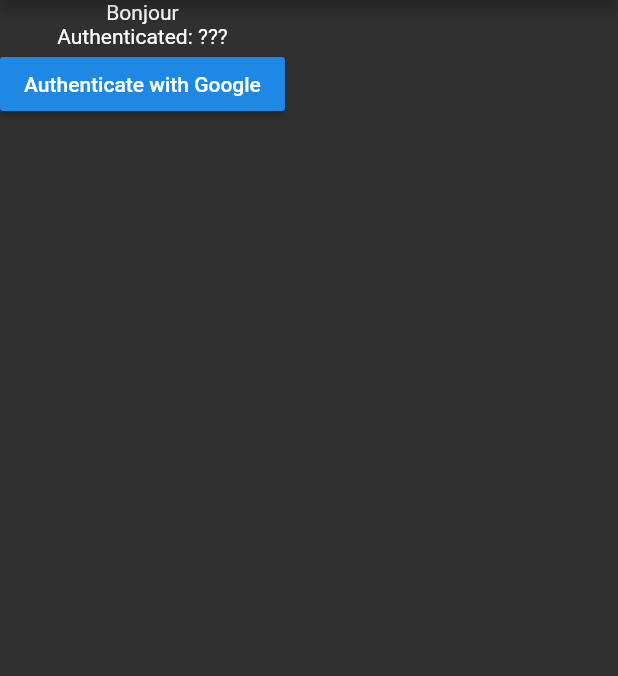
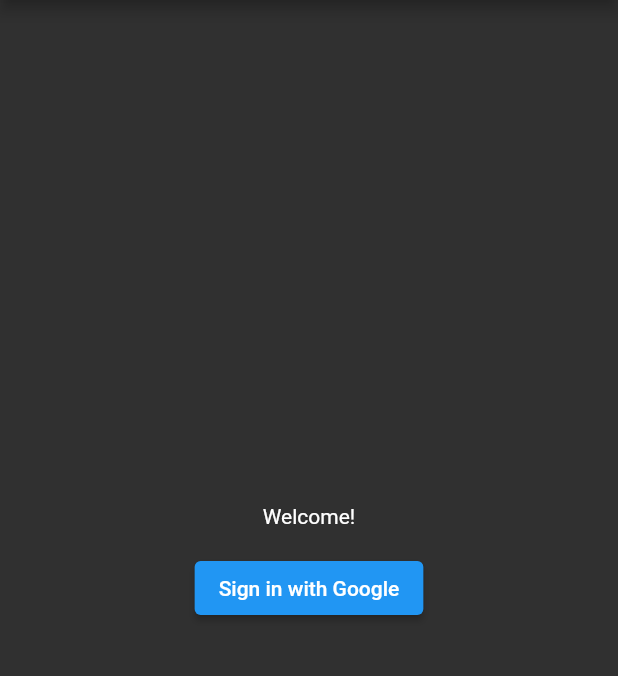
Before and after one commit to dadouf/ProjectQuiche, a Flutter app: the screen it shows after launch, on a phone screen of 412 x 824 dp, the part 84-760 px from its top. Run offline on Flutter 3.47's test engine with Material 2 defaults, Android fonts, the phone set to English and light mode, and no system bars; our stand-ins replace firebase_auth, firebase_core, firebase_database, google_sign_in; accounts and stored records are empty.

Commit message:
Make login screen a little nicer. Add logout button.

```diff
--- a/lib/screens/authenticate.dart
+++ b/lib/screens/authenticate.dart
@@ -16,14 +16,21 @@ class _AuthenticatePageState extends State<AuthenticatePage> {
   Widget build(BuildContext context) {
     return Scaffold(
         appBar: AppBar(title: Text('Project Quiche')),
-        body: Column(children: [
-          Text('Bonjour'),
-          Text('Authenticated: ' + _displayName),
-          RaisedButton(
-            child: Text('Authenticate with Google'),
-            onPressed: _signInWithGoogle,
-          )
-        ]));
+        body: Center(
+          child: Column(
+            mainAxisAlignment: MainAxisAlignment.center,
+            children: [
+              Text('Welcome!'),
+              Padding(
+                child: ElevatedButton(
+                  child: Text('Sign in with Google'),
+                  onPressed: _signInWithGoogle,
+                ),
+                padding: EdgeInsets.all(16),
+              ),
+            ],
+          ),
+        ));
   }
 
   Future<UserCredential> _signInWithGoogle() async {
```
Also changed, not shown: lib/screens/recipe_list.dart (+20 -2 lines).
